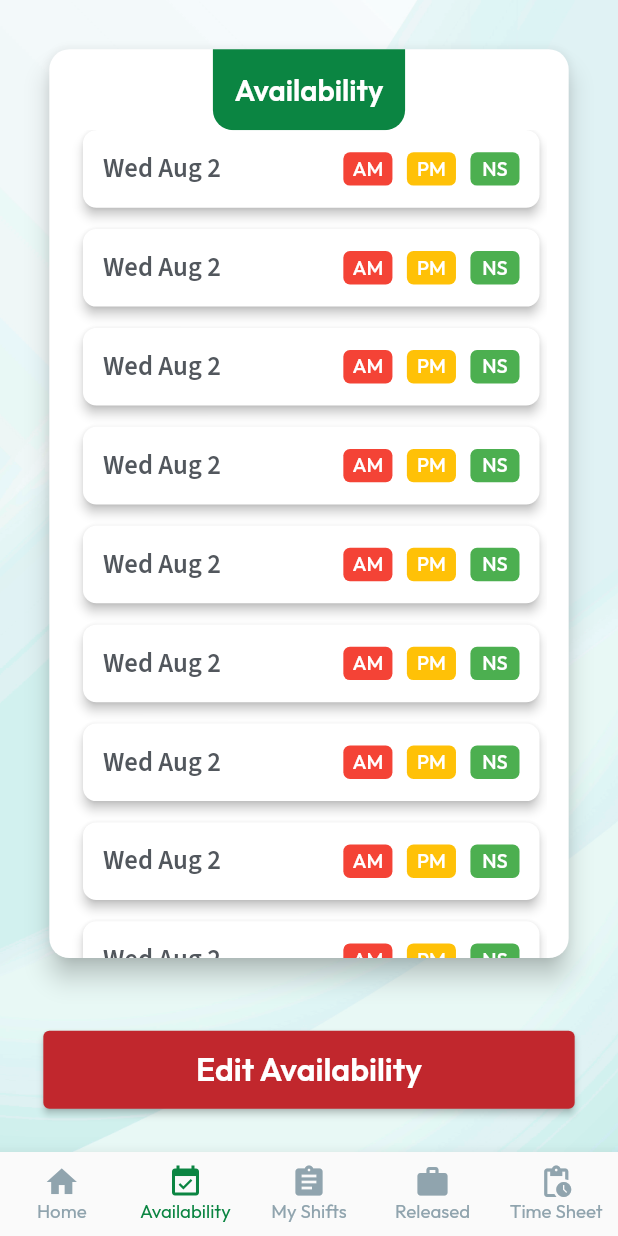
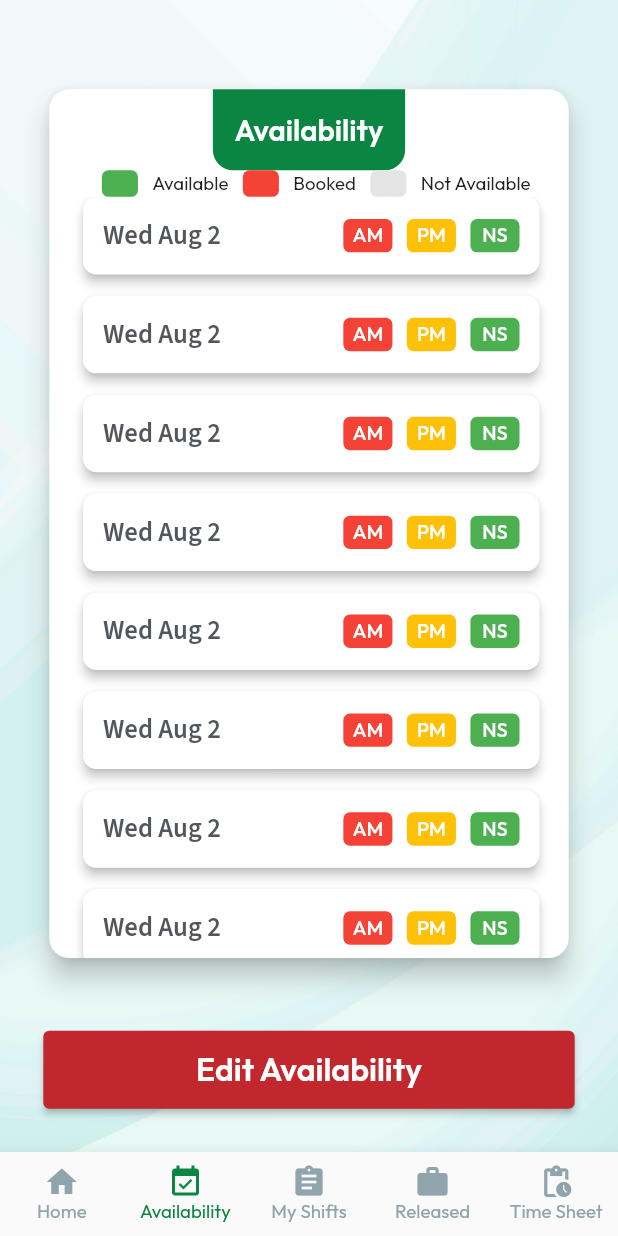
Before and after one commit to dnadawa/TOP, a Flutter app: the screen it shows after launch, swiped to page 2, on a phone screen of 412 x 824 dp. Run offline on Flutter 3.47's test engine with Material 2 defaults, Android fonts, the phone set to English and light mode, and no system bars; our stand-ins replace flutter_screenutil, fluttertoast, google_fonts, signature, table_calendar.

Commit message:
Add key to availability

```diff
--- a/lib/views/availability.dart
+++ b/lib/views/availability.dart
@@ -7,6 +7,7 @@ import 'package:top/widgets/availability_tile.dart';
 import 'package:top/widgets/backdrop.dart';
 import 'package:top/widgets/button.dart';
 import 'package:top/widgets/heading_card.dart';
+import 'package:top/widgets/badge.dart';
 
 class Availability extends StatelessWidget {
   @override
@@ -17,12 +18,50 @@ class Availability extends StatelessWidget {
           padding: EdgeInsets.all(30.w),
           child: Column(
             children: [
-              SizedBox(height: ScreenUtil().statusBarHeight),
+              SizedBox(height: 30.h),
 
               Expanded(
                 child: HeadingCard(
                   title: 'Availability',
                   child: Expanded(
+                    child: Column(
+                      children: [
+                        SizedBox(height: ScreenUtil().statusBarHeight),
+
+                        Row(
+                          mainAxisAlignment: MainAxisAlignment.center,
+                          children: [
+                            Padding(
+                              padding: EdgeInsets.symmetric(horizontal: 10.w),
+                              child: SizedBox(
+                                  width: 25.w,
+                                  height: 20.h,
+                                  child: Badge(text: '', color: Colors.green, enabled: true),
+                              ),
+                            ),
+                            Text('Available', style: TextStyle(fontSize: 14.sp)),
+                            Padding(
+                              padding: EdgeInsets.symmetric(horizontal: 10.w),
+                              child: SizedBox(
+                                  width: 25.w,
+                                  height: 20.h,
+                                  child: Badge(text: '', color: Colors.red, enabled: true),
+                              ),
+                            ),
+                            Text('Booked', style: TextStyle(fontSize: 14.sp)),
+                            Padding(
+                              padding: EdgeInsets.symmetric(horizontal: 10.w),
+                              child: SizedBox(
+                                  width: 25.w,
+                                  height: 20.h,
+                                  child: Badge(text: '', color: Colors.green, enabled: false),
+                              ),
+                            ),
+                            Text('Not Available', style: TextStyle(fontSize: 14.sp)),
+                          ],
+                        ),
+
+                        Expanded(
                           child: Padding(
                             padding: EdgeInsets.symmetric(horizontal: 15.w),
                             child: ListView.builder(
@@ -35,6 +74,9 @@ class Availability extends StatelessWidget {
                                 NS: true,
                               ),
                             ),
+                          ),
+                        ),
+                      ],
                     ),
                   ),
                 ),
```
Lines whose indentation alone changed are shown as unchanged.
